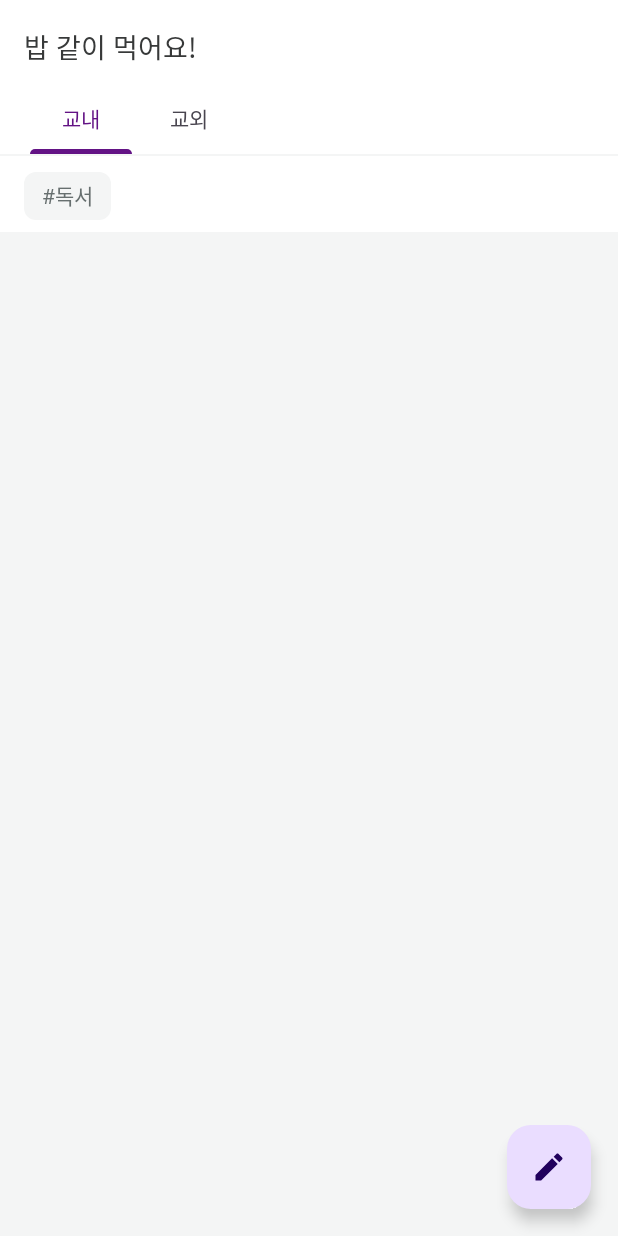
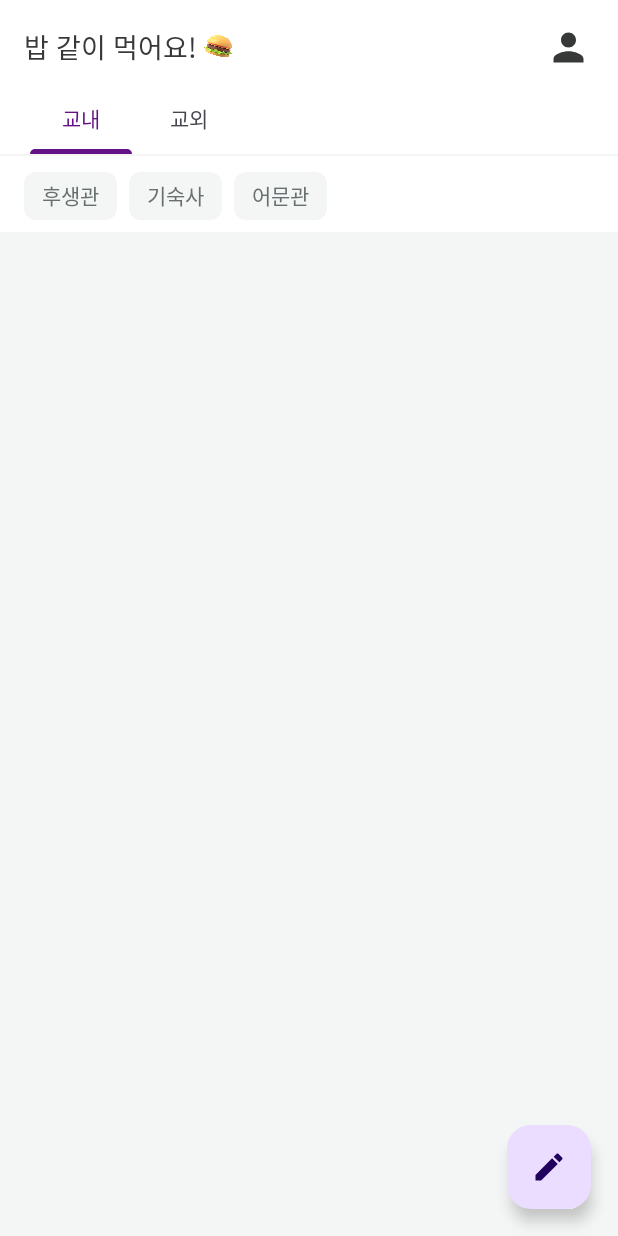
Before and after one commit to GreenTinCan/GreenTinCan-Android, an Android app: the screen it shows after launch (MainActivity), on a phone screen of 412 x 824 dp. Run offline under Robolectric (Android 15) with nearby library versions, the phone set to English and light mode, and no system bars; our stand-ins replace CircleImageView, Timber, data binding, navigation-ui.

Commit message:
[LAYOUT] 매칭 메인 페이지 제작

```diff
--- a/app/src/main/java/com/example/protalktime/presentation/main/MatchingMainFragment.kt
+++ b/app/src/main/java/com/example/protalktime/presentation/main/MatchingMainFragment.kt
@@ -6,6 +6,10 @@ import com.example.protalktime.R
 import com.example.protalktime.databinding.FragmentMeetingMainBinding
 import com.example.protalktime.presentation.common.BaseFragment
 import com.example.protalktime.presentation.common.WindowUtil.setStatusBarColor
+import com.example.protalktime.util.Constants
+import com.google.android.material.chip.Chip
+import com.google.android.material.tabs.TabLayout
+import timber.log.Timber
 
 class MatchingMainFragment : BaseFragment<FragmentMeetingMainBinding>(R.layout.fragment_meeting_main) {
 
@@ -13,6 +17,48 @@ class MatchingMainFragment : BaseFragment<FragmentMeetingMainBinding>(R.layout.f
         super.onViewCreated(view, savedInstanceState)
 
         setStatusBarColor(R.color.transparent)
+
+        setChipGroup("교내")
+        handleSelectedLocationOption()
     }
 
+    private fun handleSelectedLocationOption() {
+        binding.tlOptionLocation.addOnTabSelectedListener(object : TabLayout.OnTabSelectedListener {
+            override fun onTabSelected(tab: TabLayout.Tab?) {
+                Timber.d("선택된 지역 옵션 : ${tab?.text}")
+                setChipGroup(tab?.text.toString())
+            }
+
+            override fun onTabUnselected(tab: TabLayout.Tab?) {
+            }
+
+            override fun onTabReselected(tab: TabLayout.Tab?) {
+            }
+        })
+    }
+
+    private fun setChipGroup(selectedLocation: String) {
+        binding.cgSearchCategoryGroup.removeAllViews()
+        var targetList = listOf<String>()
+        when (selectedLocation) {
+            "교내" -> {
+                targetList = Constants.chipSetByInUniversity
+            }
+
+            "교외" -> {
+                targetList = Constants.chipSetByOutside
+            }
+        }
+
+        for (category in targetList) {
+            val chip: Chip = layoutInflater.inflate(
+                R.layout.chip_gray_background,
+                binding.cgSearchCategoryGroup,
+                false
+            ) as Chip
+            binding.cgSearchCategoryGroup.addView(chip.apply {
+                text = category
+            })
+        }
+    }
 }
--- /dev/null
+++ b/app/src/main/java/com/example/protalktime/util/Constants.kt
@@ -0,0 +1,15 @@
+package com.example.protalktime.util
+
+object Constants {
+
+    val chipSetByInUniversity = listOf(
+        "후생관",
+        "기숙사",
+        "어문관"
+    )
+
+    val chipSetByOutside = listOf(
+        "외대 사거리",
+        "모현 사거리"
+    )
+}
--- /dev/null
+++ b/app/src/main/res/drawable/bg_solid_green.xml
@@ -0,0 +1,5 @@
+<?xml version="1.0" encoding="utf-8"?>
+<shape xmlns:android="http://schemas.android.com/apk/res/android">
+    <corners android:radius="12dp"/>
+    <solid android:color="#D0F4D3"/>
+</shape>
--- a/app/src/main/res/drawable/ic_person_24.xml
+++ b/app/src/main/res/drawable/ic_person_24.xml
@@ -1,4 +1,4 @@
-<vector android:height="24dp" android:tint="@color/Base_05"
+<vector android:height="24dp" android:tint="@color/Base_02"
     android:viewportHeight="24" android:viewportWidth="24"
     android:width="24dp" xmlns:android="http://schemas.android.com/apk/res/android">
     <path android:fillColor="@android:color/white" android:pathData="M12,12c2.21,0 4,-1.79 4,-4s-1.79,-4 -4,-4 -4,1.79 -4,4 1.79,4 4,4zM12,14c-2.67,0 -8,1.34 -8,4v2h16v-2c0,-2.66 -5.33,-4 -8,-4z"/>
--- /dev/null
+++ b/app/src/main/res/layout/chip_gray_background.xml
@@ -0,0 +1,7 @@
+<?xml version="1.0" encoding="utf-8"?>
+<com.google.android.material.chip.Chip xmlns:android="http://schemas.android.com/apk/res/android"
+    xmlns:app="http://schemas.android.com/apk/res-auto"
+    style="@style/CustomFilterChipStyle"
+    android:layout_width="wrap_content"
+    android:layout_height="wrap_content"
+    app:chipCornerRadius="8dp" />
--- a/app/src/main/res/layout/fragment_meeting_main.xml
+++ b/app/src/main/res/layout/fragment_meeting_main.xml
@@ -35,16 +35,35 @@
                         <androidx.appcompat.widget.AppCompatTextView
                             android:id="@+id/tv_main_title"
                             style="@style/Text_18_Bold.Base_02"
-                            android:layout_width="0dp"
+                            android:layout_width="wrap_content"
                             android:layout_height="wrap_content"
                             android:layout_marginStart="18dp"
                             android:layout_marginTop="18dp"
                             android:layout_marginEnd="18dp"
                             android:text="밥 같이 먹어요!"
                             app:layout_constraintBottom_toTopOf="@id/tl_option_location"
-                            app:layout_constraintEnd_toEndOf="parent"
                             app:layout_constraintStart_toStartOf="parent"
                             app:layout_constraintTop_toTopOf="parent" />
+
+                        <androidx.appcompat.widget.AppCompatImageView
+                            android:layout_width="20dp"
+                            android:layout_height="20dp"
+                            android:src="@drawable/img_3d_hamburger_1500"
+                            android:id="@+id/iv_top_title"
+                            app:layout_constraintStart_toEndOf="@id/tv_main_title"
+                            app:layout_constraintTop_toTopOf="@id/tv_main_title"
+                            app:layout_constraintBottom_toBottomOf="@id/tv_main_title"
+                            android:layout_marginStart="4dp"/>
+
+                        <androidx.appcompat.widget.AppCompatImageView
+                            android:layout_width="30dp"
+                            android:layout_height="30dp"
+                            android:backgroundTint="@color/Base_02"
+                            android:src="@drawable/ic_person_24"
+                            app:layout_constraintEnd_toEndOf="parent"
+                            app:layout_constraintTop_toTopOf="@id/tv_main_title"
+                            app:layout_constraintBottom_toBottomOf="@id/tv_main_title"
+                            android:layout_marginEnd="18dp"/>
 
                         <com.google.android.material.divider.MaterialDivider
                             android:id="@+id/div_option_section"
@@ -103,16 +122,6 @@
                             app:singleLine="true"
                             app:singleSelection="true">
 
-                            <com.google.android.material.chip.Chip
-                                android:id="@+id/c_book_club"
-                                style="@style/CustomFilterChipStyle"
-                                android:layout_width="wrap_content"
-                                android:layout_height="wrap_content"
-                                android:contentDescription="독서"
-                                android:text="#독서"
-                                app:chipCornerRadius="8dp"
-                                tools:checked="true" />
-
                         </com.google.android.material.chip.ChipGroup>
 
                     </androidx.constraintlayout.widget.ConstraintLayout>
```
Also changed, not shown: app/src/main/res/drawable/ic_send_24.xml (added, +13 -0 lines), app/src/main/res/drawable/ic_star_24.xml (added, +7 -0 lines), app/src/main/res/layout/item_meeting_list.xml (+110 -109 lines), app/src/main/res/drawable/img_3d_calendar_1500.png (added), app/src/main/res/drawable/img_3d_hamburger_1500.png (added), app/src/main/res/drawable/img_3d_money_1500.png (added).
